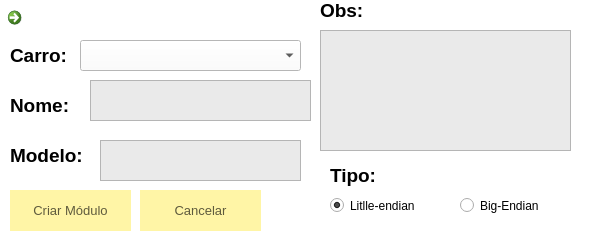
Before: the Qt Designer form FSIPLeiria/criarmodulo.ui in tatianascgil/Projeto_Informatico_Formula_Student_Barramento_CAN, drawn with Qt 5.
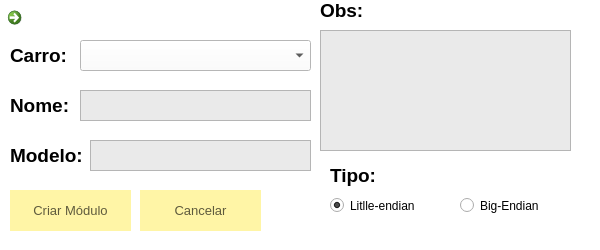
After: the same form once the commit is applied. Icons and pictures are not drawn.

Patch:
```diff
--- a/FSIPLeiria/criarmodulo.ui
+++ b/FSIPLeiria/criarmodulo.ui
@@ -95,7 +95,7 @@
     <rect>
      <x>10</x>
      <y>90</y>
-     <width>91</width>
+     <width>71</width>
      <height>31</height>
     </rect>
    </property>
@@ -114,7 +114,7 @@
     <rect>
      <x>10</x>
      <y>140</y>
-     <width>91</width>
+     <width>81</width>
      <height>31</height>
     </rect>
    </property>
@@ -131,10 +131,10 @@
   <widget class="QTextEdit" name="textEditNomeModulo">
    <property name="geometry">
     <rect>
-     <x>90</x>
-     <y>80</y>
-     <width>221</width>
-     <height>41</height>
+     <x>80</x>
+     <y>90</y>
+     <width>231</width>
+     <height>31</height>
     </rect>
    </property>
    <property name="font">
@@ -173,10 +173,10 @@
   <widget class="QTextEdit" name="textEditModeloModulo">
    <property name="geometry">
     <rect>
-     <x>100</x>
+     <x>90</x>
      <y>140</y>
-     <width>201</width>
-     <height>41</height>
+     <width>221</width>
+     <height>31</height>
     </rect>
    </property>
    <property name="font">
@@ -216,7 +216,7 @@
     <rect>
      <x>320</x>
      <y>0</y>
-     <width>91</width>
+     <width>51</width>
      <height>21</height>
     </rect>
    </property>
@@ -314,7 +314,7 @@
     <rect>
      <x>80</x>
      <y>40</y>
-     <width>221</width>
+     <width>231</width>
      <height>31</height>
     </rect>
    </property>
```
